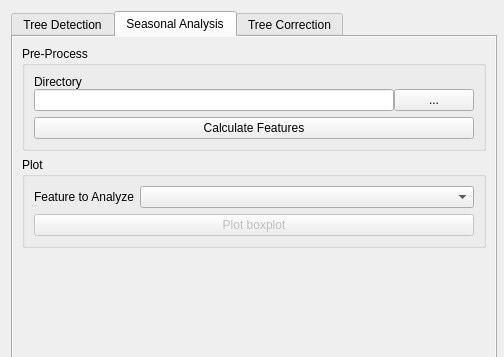
Before: the Qt Designer form Lumberjack_dialog_base.ui in carobrus/lumberjack_qgis_plugin, drawn with Qt 5; both pictures show x 0 to 504 and y 0 to 357 of the 504 by 631 pixel window.
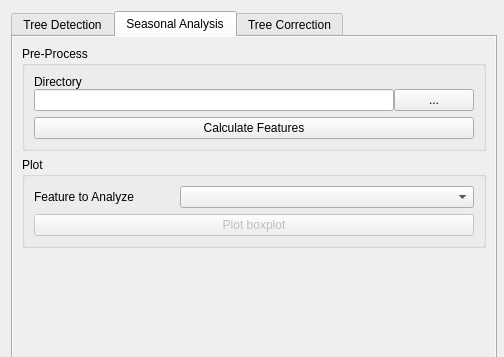
After: the same form once the commit is applied. The open tabs and pages were chosen to show the change.

What changed in the file:
```diff
--- a/Lumberjack_dialog_base.ui
+++ b/Lumberjack_dialog_base.ui
@@ -512,6 +512,22 @@
               </property>
              </widget>
             </item>
+            <item>
+             <spacer name="horizontalSpacer">
+              <property name="orientation">
+               <enum>Qt::Horizontal</enum>
+              </property>
+              <property name="sizeType">
+               <enum>QSizePolicy::Minimum</enum>
+              </property>
+              <property name="sizeHint" stdset="0">
+               <size>
+                <width>40</width>
+                <height>20</height>
+               </size>
+              </property>
+             </spacer>
+            </item>
             <item>
              <widget class="QComboBox" name="comboBox_features">
               <property name="sizePolicy">
@@ -520,6 +536,9 @@
                 <verstretch>0</verstretch>
                </sizepolicy>
               </property>
+              <property name="layoutDirection">
+               <enum>Qt::LeftToRight</enum>
+              </property>
              </widget>
             </item>
            </layout>
```
